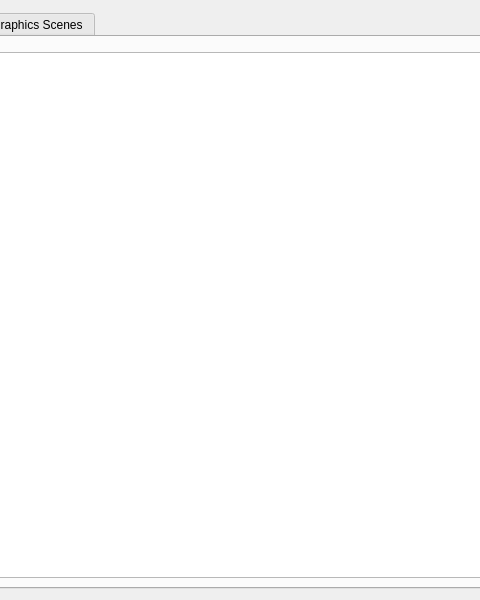
This is mainwindow.ui in KDAB/GammaRay as Qt 5 draws it before an edit; both pictures show x 160 to 640 and y 0 to 600 of the 800 by 600 pixel window. The edited form follows.
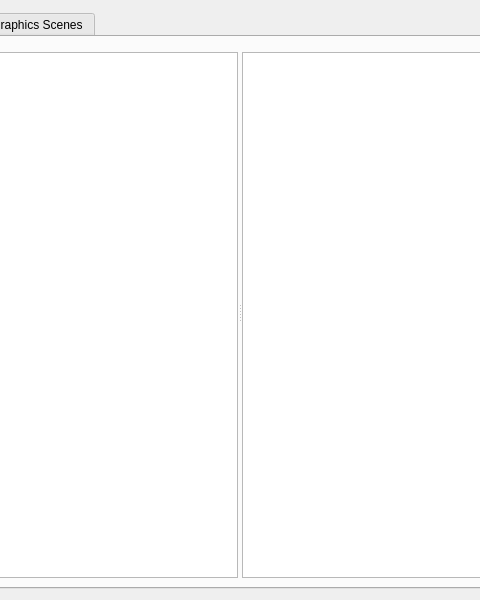
This is the edited form. Custom widgets are drawn as their Qt base class.

Commit message: Add read-only object property model.

```diff
--- a/mainwindow.ui
+++ b/mainwindow.ui
@@ -23,6 +23,13 @@
       <attribute name="title">
        <string>Objects</string>
       </attribute>
+      <layout class="QVBoxLayout" name="verticalLayout_6">
+       <item>
+        <widget class="QSplitter" name="splitter">
+         <property name="orientation">
+          <enum>Qt::Horizontal</enum>
+         </property>
+         <widget class="QWidget" name="">
       <layout class="QVBoxLayout" name="verticalLayout_2">
        <item>
         <widget class="KFilterProxySearchLine" name="objectSearchLine"/>
@@ -35,6 +42,24 @@
          <attribute name="headerShowSortIndicator" stdset="0">
           <bool>true</bool>
          </attribute>
+            </widget>
+           </item>
+          </layout>
+         </widget>
+         <widget class="QWidget" name="">
+          <layout class="QVBoxLayout" name="verticalLayout_5">
+           <item>
+            <widget class="KFilterProxySearchLine" name="objectPropertySearchLine"/>
+           </item>
+           <item>
+            <widget class="QTreeView" name="objectPropertyView">
+             <property name="allColumnsShowFocus">
+              <bool>true</bool>
+             </property>
+            </widget>
+           </item>
+          </layout>
+         </widget>
         </widget>
        </item>
       </layout>
```
Lines whose indentation alone changed are shown as unchanged. The commit also changes 5 other files.
